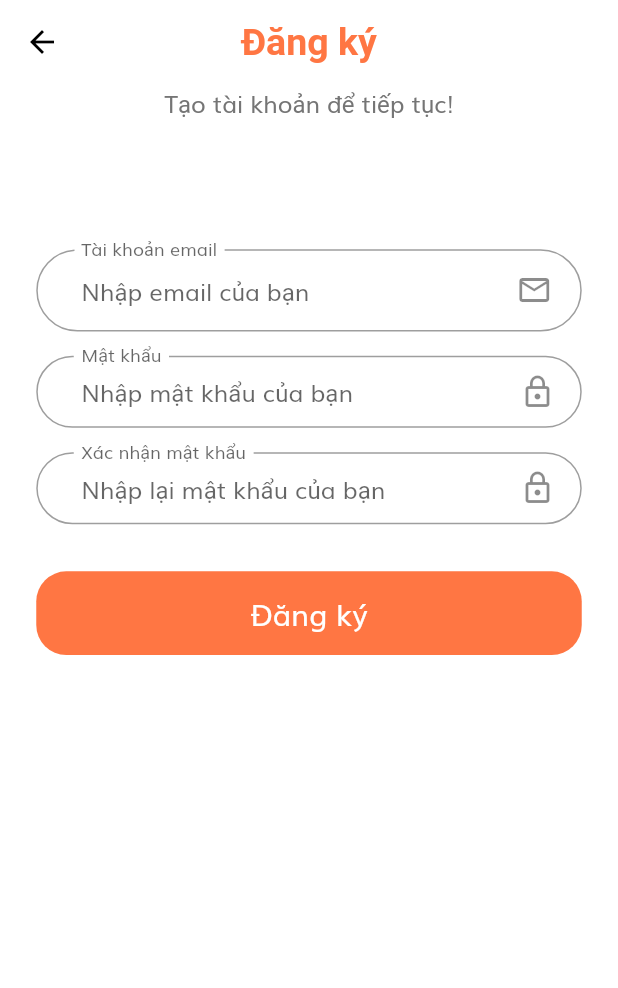
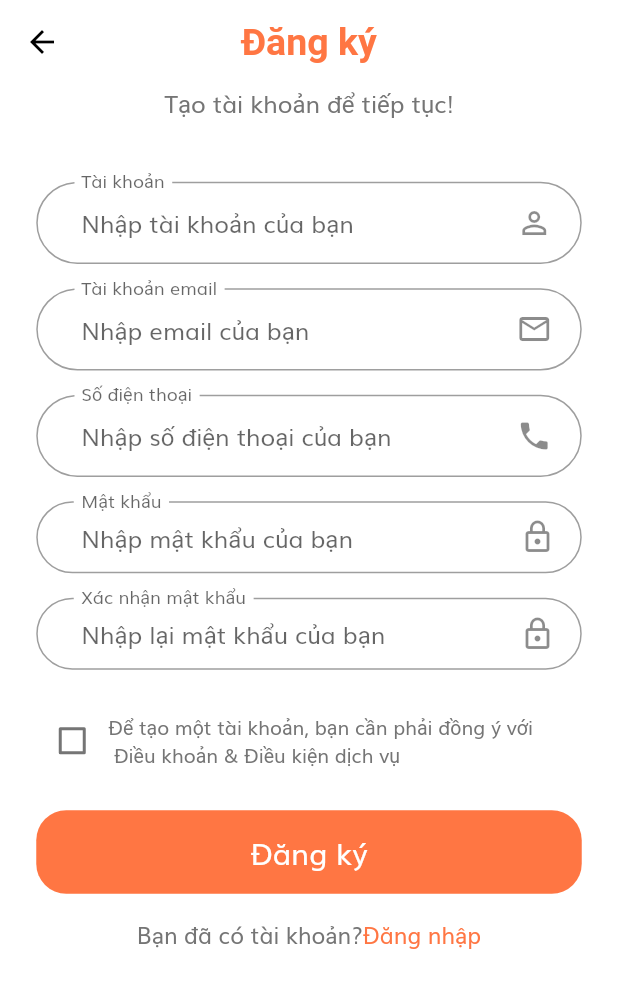
Before and after one commit to ThanhDatTu3tle/flora, a Flutter app: the SignUpScreen screen opened by its route, on a phone screen of 412 x 824 dp. Shown: the top 988 px of the screen. Run offline on Flutter 3.47's test engine with Material 2 defaults, Android fonts, the phone set to English and light mode, and no system bars.

Commit message:
sign up screen loading 44%

```diff
--- a/lib/screens/sign_in/components/sign_form.dart
+++ b/lib/screens/sign_in/components/sign_form.dart
@@ -155,22 +155,6 @@ class _SignFormState extends State<SignForm> {
             Row(
               // mainAxisAlignment: mainAxisAlignment = MainAxisAlignment.center,
               children:  [
-                Checkbox(
-                  value: remember,
-                  activeColor: kPrimaryColor,
-                  onChanged: (value) {
-                    setState(() {
-                      remember = value!;
-                    });
-                  },
-                ),
-                const Text(
-                  "Ghi nhớ đăng nhập?",
-                  style: TextStyle(
-                    fontSize: 15,
-                    fontWeight: FontWeight.normal,
-                  ),
-                ),
                 const Spacer(),
                 GestureDetector(
                   onTap: () => Navigator.popAndPushNamed(
@@ -189,11 +173,11 @@ class _SignFormState extends State<SignForm> {
             DefaultButton(
               text: "Đăng nhập",
               press: () {
-                if (_formKey.currentState!.validate()) {
-                  _formKey.currentState?.save();
-
-                  Navigator.pushNamed(context, LoginSuccessScreen.routeName);
-                }
+                // if (_formKey.currentState!.validate()) {
+                //   _formKey.currentState?.save();
+                //
+                //   Navigator.pushNamed(context, LoginSuccessScreen.routeName);
+                // }
               },
             ),
             SizedBox(
--- a/lib/screens/sign_up/components/body.dart
+++ b/lib/screens/sign_up/components/body.dart
@@ -1,5 +1,6 @@
 import 'package:flora/components/default_button.dart';
 import 'package:flora/components/form_error_password.dart';
+import 'package:flora/screens/sign_in/components/social_card.dart';
 import 'package:flora/screens/sign_up/components/sign_up_form.dart';
 import 'package:flutter/material.dart';
 
@@ -13,7 +14,8 @@ class Body extends StatelessWidget {
 
   @override
   Widget build(BuildContext context) {
-    return SizedBox(
+    return SingleChildScrollView(
+      child: SizedBox(
         width: double.infinity,
         child: Padding(
           padding: EdgeInsets.symmetric(horizontal: getProportionateScreenWidth(22)),
@@ -28,12 +30,13 @@ class Body extends StatelessWidget {
                   color: kTextColor,
                 ),
               ),
-            SizedBox(height: SizeConfig.screenHeight! * 0.08),
+              SizedBox(height: SizeConfig.screenHeight! * 0.05),
               const SignUpForm(),
               SizedBox(height: SizeConfig.screenHeight! * 0.08),
             ],
           ),
         ),
+      ),
     );
   }
 }
--- a/lib/screens/sign_up/components/sign_up_form.dart
+++ b/lib/screens/sign_up/components/sign_up_form.dart
@@ -1,3 +1,4 @@
+import 'package:flora/screens/sign_in/sign_in_screen.dart';
 import 'package:flutter/material.dart';
 
 import '../../../components/default_button.dart';
@@ -6,6 +7,7 @@ import '../../../components/form_error_email.dart';
 import '../../../components/form_error_password.dart';
 import '../../../constants.dart';
 import '../../../size_config.dart';
+import '../../login_success/login_success_screen.dart';
 
 class SignUpForm extends StatefulWidget {
   const SignUpForm({Key? key}) : super(key: key);
@@ -16,6 +18,7 @@ class SignUpForm extends StatefulWidget {
 
 class _SignUpFormState extends State<SignUpForm> {
   final _formKey = GlobalKey<FormState>();
+  late bool remember = false;
   late String email;
   late String password;
   late String conform_password;
@@ -70,12 +73,57 @@ class _SignUpFormState extends State<SignUpForm> {
 
   @override
   Widget build(BuildContext context) {
+    MainAxisAlignment mainAxisAlignment;
+
     return Form(
       key: _formKey,
       child: Column(
         children: [
+          TextFormField(
+            cursorColor: kPrimaryColor,
+            keyboardType: TextInputType.emailAddress,
+            onSaved: (newValue) => email = newValue!,
+            onChanged: (value) {
+              if (value.isNotEmpty) {
+                removeEmailError(emailError: kEmailNullError);
+              } else if (emailValidatorRegExp.hasMatch(value)) {
+                removeEmailError(emailError: kInvalidEmailError);
+              }
+              return;
+            },
+            validator: (value) {
+              if (value!.isEmpty) {
+                addEmailError(emailError: kEmailNullError);
+                // return "";
+              } else if (!emailValidatorRegExp.hasMatch(value)) {
+                addEmailError(emailError: kInvalidEmailError);
+                // return "";
+              }
+              return null;
+            },
+            decoration: InputDecoration(
+              labelText: "Tài khoản",
+              hintText: "Nhập tài khoản của bạn",
+              floatingLabelBehavior: FloatingLabelBehavior.always,
+              suffixIcon: Padding(
+                padding: EdgeInsets.fromLTRB(
+                    0,
+                    getProportionateScreenWidth(14),
+                    getProportionateScreenWidth(14),
+                    getProportionateScreenWidth(14)
+                ),
+                child: const Icon(
+                  Icons.person_outline,
+                ),
+              ),
+            ),
+          ),
           SizedBox(
-            height: getProportionateScreenHeight(20),
+            height: getProportionateScreenHeight(1),
+          ),
+          FormErrorEmail(emailErrors: emailErrors),
+          SizedBox(
+            height: getProportionateScreenHeight(15),
           ),
           TextFormField(
             cursorColor: kPrimaryColor,
@@ -112,6 +160,52 @@ class _SignUpFormState extends State<SignUpForm> {
                 ),
                 child: const Icon(
                   Icons.mail_outline,
+                ),
+              ),
+            ),
+          ),
+          SizedBox(
+            height: getProportionateScreenHeight(1),
+          ),
+          FormErrorEmail(emailErrors: emailErrors),
+          SizedBox(
+            height: getProportionateScreenHeight(15),
+          ),
+          TextFormField(
+            cursorColor: kPrimaryColor,
+            keyboardType: TextInputType.emailAddress,
+            onSaved: (newValue) => email = newValue!,
+            onChanged: (value) {
+              if (value.isNotEmpty) {
+                removeEmailError(emailError: kEmailNullError);
+              } else if (emailValidatorRegExp.hasMatch(value)) {
+                removeEmailError(emailError: kInvalidEmailError);
+              }
+              return;
+            },
+            validator: (value) {
+              if (value!.isEmpty) {
+                addEmailError(emailError: kEmailNullError);
+                // return "";
+              } else if (!emailValidatorRegExp.hasMatch(value)) {
+                addEmailError(emailError: kInvalidEmailError);
+                // return "";
+              }
+              return null;
+            },
+            decoration: InputDecoration(
+              labelText: "Số điện thoại",
+              hintText: "Nhập số điện thoại của bạn",
+              floatingLabelBehavior: FloatingLabelBehavior.always,
+              suffixIcon: Padding(
+                padding: EdgeInsets.fromLTRB(
+                    0,
+                    getProportionateScreenWidth(14),
+                    getProportionateScreenWidth(14),
+                    getProportionateScreenWidth(14)
+                ),
+                child: const Icon(
+                  Icons.phone,
                 ),
               ),
             ),
@@ -211,16 +305,69 @@ class _SignUpFormState extends State<SignUpForm> {
           ),
           FormErrorConformPassword(conformPasswordErrors: conformPasswordErrors),
           SizedBox(
-            height: getProportionateScreenHeight(30),
+            height: getProportionateScreenHeight(22),
+          ),
+          Row(
+            children: [
+              Checkbox(
+                value: remember,
+                activeColor: kPrimaryColor,
+                onChanged: (value) {
+                  setState(() {
+                    remember = value!;
+                  });
+                },
+              ),
+              const Text(
+                "Để tạo một tài khoản, bạn cần phải đồng ý với \n Điều khoản & Điều kiện dịch vụ",
+                style: TextStyle(
+                  fontSize: 13,
+                  fontWeight: FontWeight.normal,
+                ),
+              ),
+            ],
+          ),
+          SizedBox(
+            height: getProportionateScreenHeight(22),
           ),
           DefaultButton(
             text: "Đăng ký",
             press: () {
               if (_formKey.currentState!.validate()) {
-                //
+                _formKey.currentState?.save();
+
+                Navigator.pushNamed(context, LoginSuccessScreen.routeName);
               }
             },
-          )
+          ),
+          SizedBox(
+            height: getProportionateScreenHeight(15),
+          ),
+          Row(
+            mainAxisAlignment: mainAxisAlignment = MainAxisAlignment.center,
+            children: [
+              const Text(
+                "Bạn đã có tài khoản?",
+                style: TextStyle(
+                  fontSize: 15,
+                  fontWeight: FontWeight.normal,
+                  color: kTextColor,
+                ),
+              ),
+              GestureDetector(
+                onTap: () => Navigator.popAndPushNamed(
+                    context, SignInScreen.routeName),
+                child: const Text(
+                  "Đăng nhập",
+                  style: TextStyle(
+                    fontSize: 15,
+                    fontWeight: FontWeight.normal,
+                    color: kPrimaryColor,
+                  ),
+                ),
+              ),
+            ],
+          ),
         ],
       ),
     );
```
Lines whose indentation alone changed are shown as unchanged.
